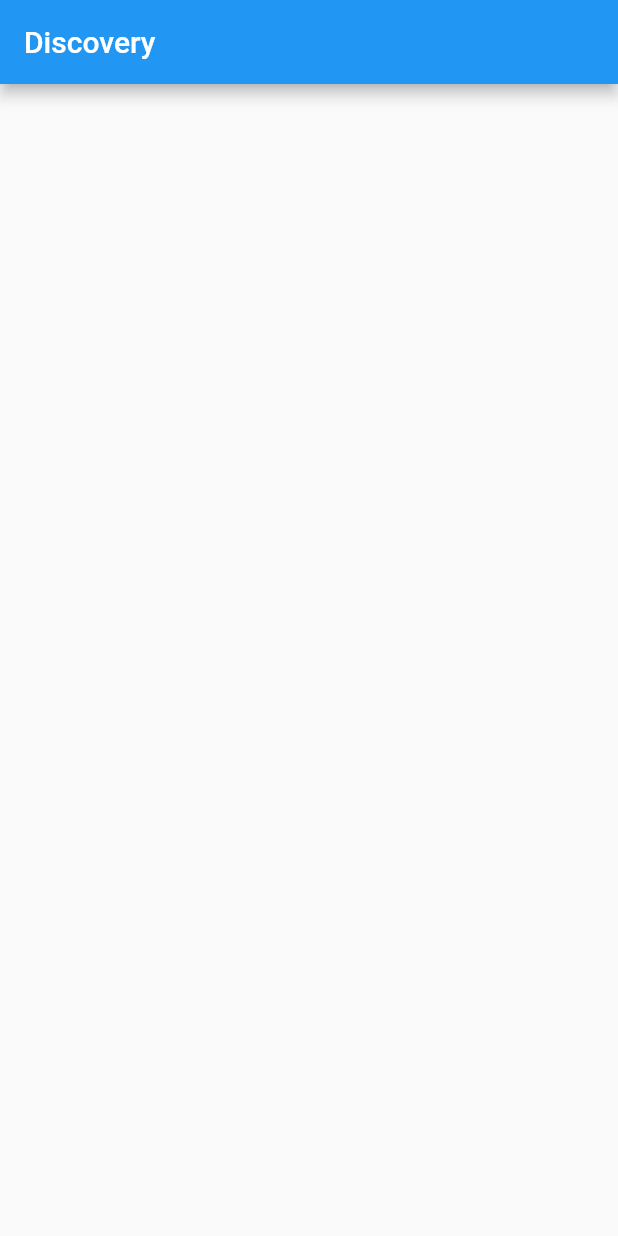
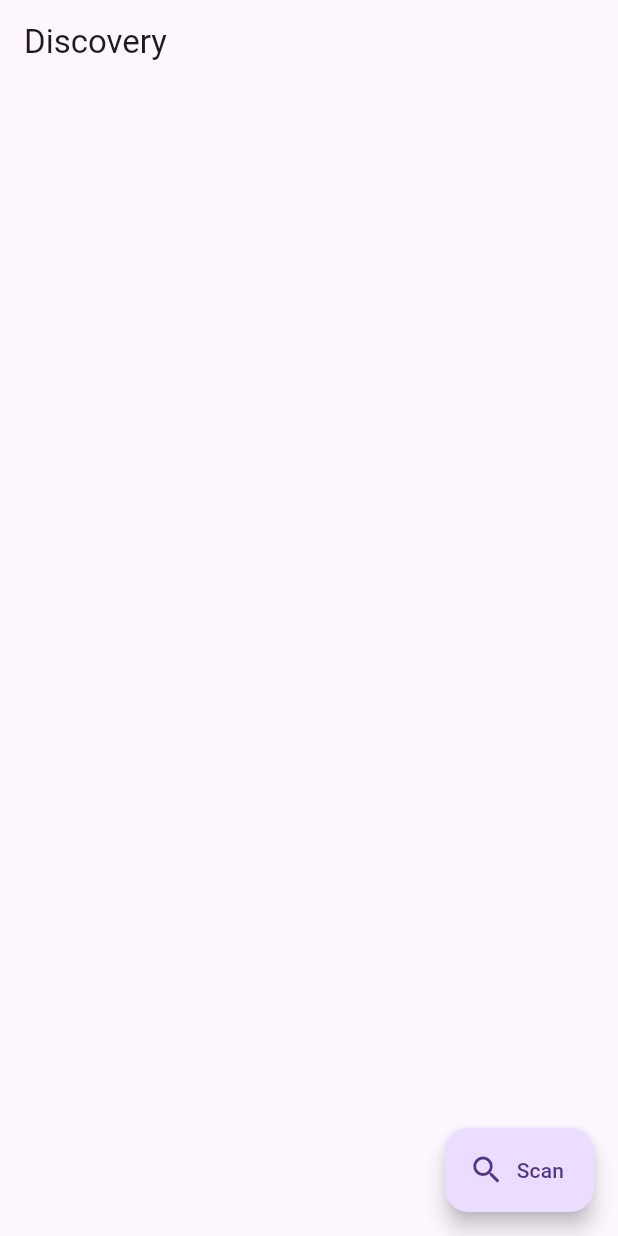
Before and after one commit to numediart-semi/flutter-hue-example, a Flutter app: the screen it shows after launch, on a phone screen of 412 x 824 dp. Run offline on Flutter 3.47's test engine with Material 2 defaults, Android fonts, the phone set to English and light mode, and no system bars; missing offline and left inert: flutter_hue.

Commit message:
discover bridges

```diff
--- a/lib/app.dart
+++ b/lib/app.dart
@@ -9,7 +9,8 @@ class FlutterHueApp extends StatelessWidget {
     return MaterialApp(
       title: 'Flutter Hue',
       theme: ThemeData(
-        primarySwatch: Colors.blue,
+        unselectedWidgetColor: Colors.blue,
+        useMaterial3: true,
       ),
       home: const DiscoveryScreen(),
     );
--- a/lib/discovery.dart
+++ b/lib/discovery.dart
@@ -1,15 +1,59 @@
 import 'package:flutter/material.dart';
+import 'package:flutter_hue/flutter_hue.dart';
 
-class DiscoveryScreen extends StatelessWidget {
+class DiscoveryScreen extends StatefulWidget {
   const DiscoveryScreen({super.key});
+
+  @override
+  State<DiscoveryScreen> createState() => _DiscoveryScreenState();
+}
+
+class _DiscoveryScreenState extends State<DiscoveryScreen> {
+  List<String> _bridgeIps = [];
+  bool _scanning = false;
 
   @override
   Widget build(BuildContext context) {
     return Scaffold(
       appBar: AppBar(
         title: const Text('Discovery'),
+        bottom: !_scanning
+            ? null
+            : const PreferredSize(
+                preferredSize: Size.fromHeight(1),
+                child: LinearProgressIndicator(value: null),
+              ),
       ),
-      body: Container(),
+      floatingActionButton: FloatingActionButton.extended(
+        onPressed: _scanning ? null : _scan,
+        label: const Text('Scan'),
+        icon: const Icon(Icons.search),
+      ),
+      body: ListView.builder(
+        itemCount: _bridgeIps.length,
+        itemBuilder: (context, index) {
+          return ListTile(
+            title: Text(_bridgeIps[index]),
+            onTap: null,
+            leading: const Icon(Icons.router),
+          );
+        },
+      ),
     );
   }
+
+  _scan() async {
+    setState(() {
+      _scanning = true;
+      _bridgeIps = [];
+    });
+    try {
+      List<String> bridgeIps = await BridgeDiscoveryRepo.discoverBridges();
+      setState(() => _bridgeIps = bridgeIps);
+    } catch (e) {
+      print(e);
+    } finally {
+      setState(() => _scanning = false);
+    }
+  }
 }
```
